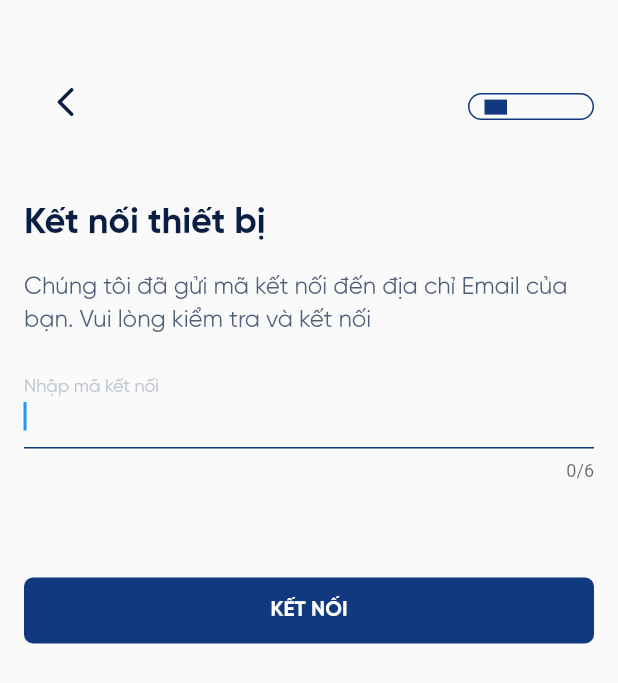
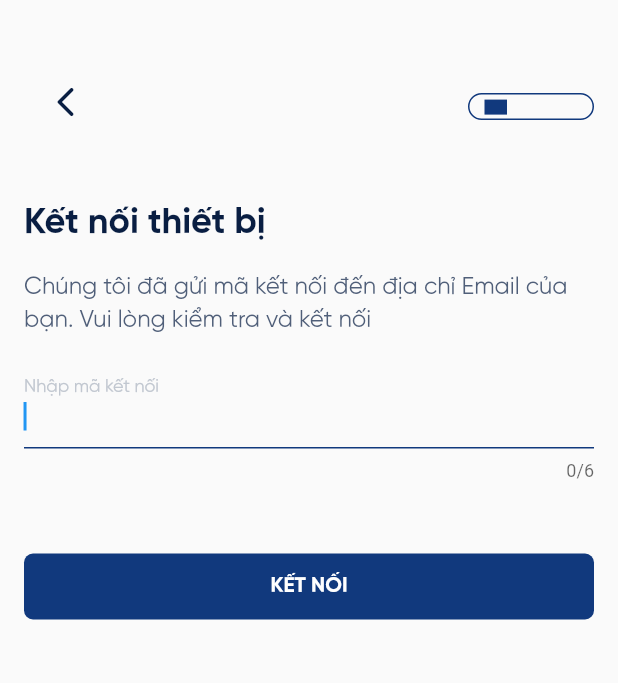
Before and after one commit to nic2020-code/mobile_sign, a Flutter app: the ConnectDevice screen opened directly, on a phone screen of 412 x 824 dp. Shown: the top 683 px of the screen. Run offline on Flutter 3.47's test engine with Material 2 defaults, Android fonts, the phone set to English and light mode, and no system bars; drawn by our look-alikes of percent_indicator; our stand-ins replace font_awesome_flutter, intro_slider.

Commit message:
commit 16/12/2020

```diff
--- a/lib/Screens/SignIn/components/connect_device_body.dart
+++ b/lib/Screens/SignIn/components/connect_device_body.dart
@@ -97,6 +97,7 @@ class _FormConnectState extends State<ConnectDeviceBody>
           key: _scaffoldKey,
           body: SafeArea(
               minimum: const EdgeInsets.only(top: 40, left: 16, right: 16),
+              child: SingleChildScrollView(
                 child: Column(
                   crossAxisAlignment: CrossAxisAlignment.start,
                   children: <Widget>[
@@ -115,8 +116,10 @@ class _FormConnectState extends State<ConnectDeviceBody>
                         primary: false,
                         actions: <Widget>[
                           Container(
-                            margin: const EdgeInsets.only(top: 22, bottom: 16),
-                            padding: const EdgeInsets.only(top: 3.4, right: 2),
+                              margin:
+                                  const EdgeInsets.only(top: 22, bottom: 16),
+                              padding:
+                                  const EdgeInsets.only(top: 3.4, right: 2),
                               decoration: BoxDecoration(
                                 border: Border.all(
                                     width: 1,
@@ -183,7 +186,7 @@ class _FormConnectState extends State<ConnectDeviceBody>
                       // },
                     ),
                     SizedBox(
-                    height: 64,
+                      height: 48,
                     ),
                     SizedBox(
                       width: double.infinity,
@@ -216,6 +219,7 @@ class _FormConnectState extends State<ConnectDeviceBody>
                       ),
                     )
                   ],
+                ),
               ))),
       debugShowCheckedModeBanner: false,
     );
--- a/lib/introSlide.dart
+++ b/lib/introSlide.dart
@@ -3,7 +3,7 @@ import 'package:flutter/cupertino.dart';
 import 'package:intro_slider/dot_animation_enum.dart';
 import 'package:intro_slider/slide_object.dart';
 import 'package:myApp/main.dart';
-import 'package:flutter_native_splash/flutter_native_splash.dart';
+// import 'package:flutter_native_splash/flutter_native_splash.dart';
 import 'package:intro_slider/intro_slider.dart';
 import 'Screens/Welcome/welcome_screen.dart';
 
```
Also changed, not shown: lib/Screens/SignIn/components/OTP_auth.dart (+8 -56 lines), lib/Screens/SignIn/components/digital_certificate_validate.dart (+14 -15 lines), lib/Screens/SignIn/components/set_pin_password.dart (+8 -56 lines), 7 other files. Lines whose indentation alone changed are shown as unchanged.
